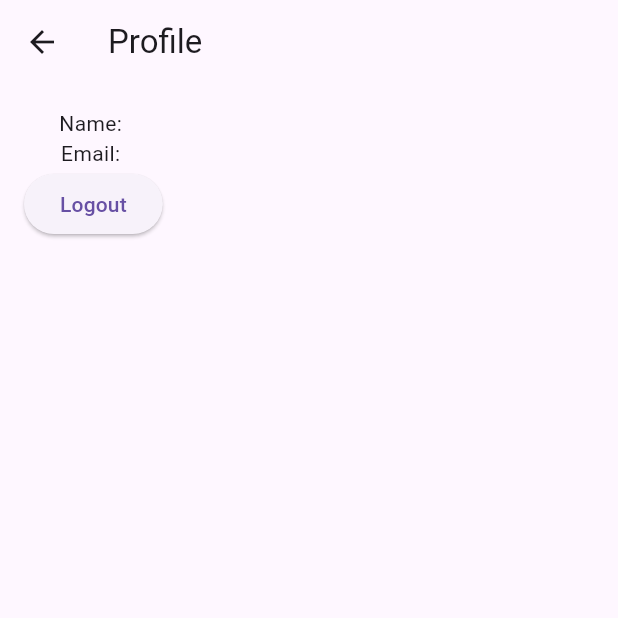
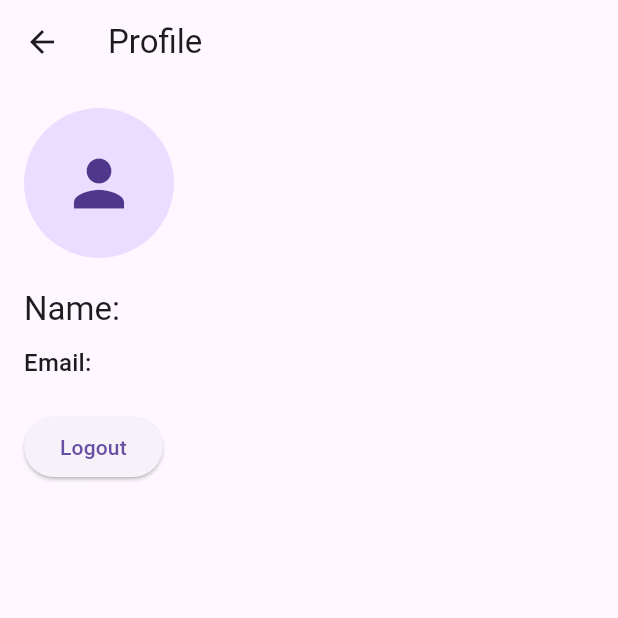
Before and after one commit to mirza-d3x/riverpod_ecommerc, a Flutter app: the ProfileScreen screen opened directly, on a phone screen of 412 x 824 dp, the top half of it. Run offline on Flutter 3.47's test engine with Material 3 defaults, Android fonts, the phone set to English and light mode, and no system bars; our stand-ins replace cloud_firestore, firebase_auth, firebase_core, flutter_riverpod; accounts and stored records are empty; network calls fail.

Commit message:
project basic structure minimal ui ux completed

```diff
--- a/lib/presentation/screens/profile/profile_screen.dart
+++ b/lib/presentation/screens/profile/profile_screen.dart
@@ -1,4 +1,5 @@
 import 'package:ecommerce_app/presentation/providers/auth/auth_provider.dart';
+import 'package:ecommerce_app/presentation/screens/products/product_listing_screen.dart';
 import 'package:flutter/material.dart';
 import 'package:flutter_riverpod/flutter_riverpod.dart';
 
@@ -12,21 +13,43 @@ class ProfileScreen extends ConsumerWidget {
 
     return Scaffold(
       appBar: AppBar(
-        title: const Text(
-          'Profile',
-        ),
+        title: const Text('Profile'),
       ),
       body: user != null
           ? Padding(
               padding: const EdgeInsets.all(16.0),
               child: Column(
+                crossAxisAlignment: CrossAxisAlignment.start,
                 children: [
-                  Text('Name: ${user.displayName ?? ''}'),
-                  Text('Email: ${user.email ?? ''}'),
+                  CircleAvatar(
+                    radius: 50,
+                    backgroundImage: user.photoURL != null
+                        ? NetworkImage(user.photoURL!)
+                        : null,
+                    child: user.photoURL == null
+                        ? const Icon(Icons.person, size: 50)
+                        : null,
+                  ),
+                  const SizedBox(height: 20),
+                  Text(
+                    'Name: ${user.displayName ?? 'Not provided'}',
+                    style: Theme.of(context).textTheme.titleLarge,
+                  ),
+                  const SizedBox(height: 10),
+                  Text(
+                    'Email: ${user.email ?? 'Not provided'}',
+                    style: Theme.of(context).textTheme.titleMedium,
+                  ),
+                  const SizedBox(height: 20),
                   ElevatedButton(
                     onPressed: () async {
                       await authService.signOut();
-                      // Navigator.of(context).pushReplacementNamed(Routes.login);
+                      Navigator.of(context).pushAndRemoveUntil(
+                        MaterialPageRoute(
+                          builder: (context) => const ProductListingScreen(),
+                        ),
+                        (Route<dynamic> route) => false,
+                      );
                     },
                     child: const Text('Logout'),
                   ),
```
Also changed, not shown: lib/presentation/screens/login/login_screen.dart (+44 -2 lines), lib/presentation/screens/products/product_listing_screen.dart (+13 -5 lines), lib/presentation/screens/registration/registration_screen.dart (+42 -1 lines).
